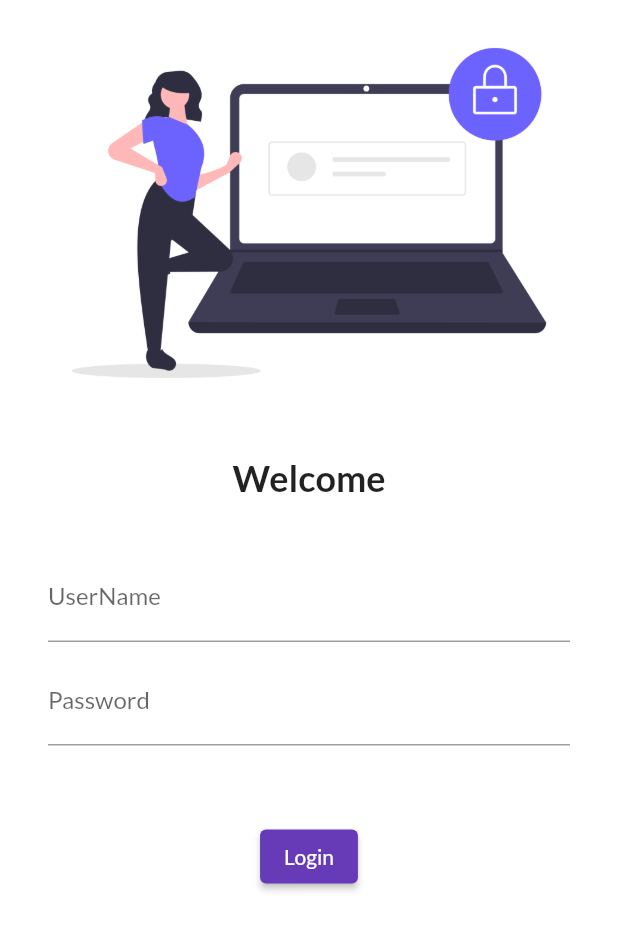
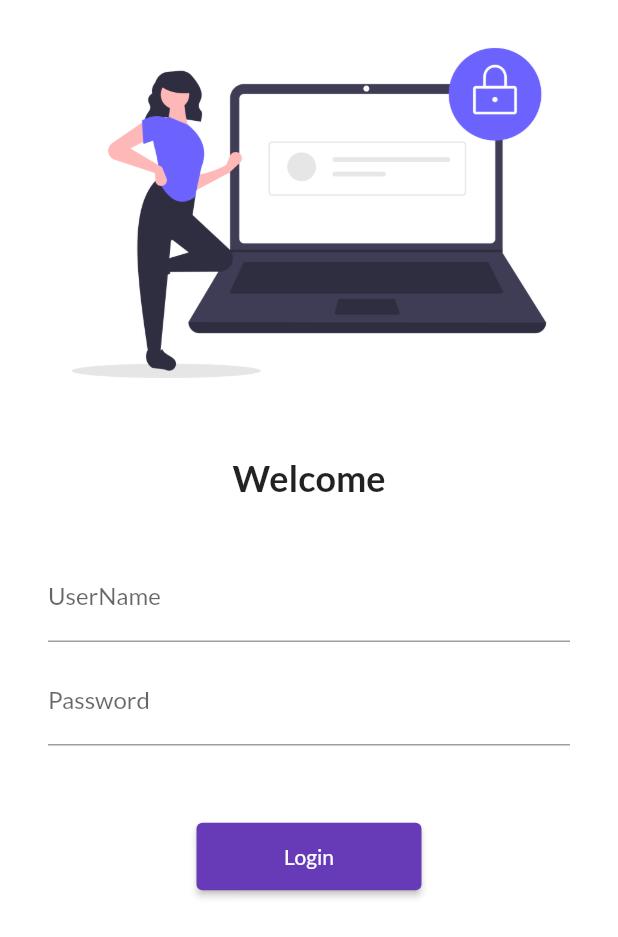
Before and after one commit to Sampreethvr2023/30DaysOfFlutterLearning, a Flutter app: the screen it shows after launch, on a phone screen of 412 x 824 dp. Shown: the top 937 px of the screen. Run offline on Flutter 3.47's test engine with Material 2 defaults, Android fonts, the phone set to English and light mode, and no system bars; our stand-ins replace google_fonts.

Commit message:
Day 5 completed

```diff
--- a/lib/main.dart
+++ b/lib/main.dart
@@ -1,6 +1,7 @@
 import 'package:flutter/material.dart';
 import 'package:flutter_catalog/pages/home_page.dart';
 import 'package:flutter_catalog/pages/login_page.dart';
+import 'package:flutter_catalog/utils/routes.dart';
 import 'package:google_fonts/google_fonts.dart';
 
 void main() {
@@ -23,9 +24,9 @@ class MyApp extends StatelessWidget {
       ),
       routes: {
         "/": (context) => LoginPage(),
-        "/home": (context) =>
+        MyRoutes.homeRoute: (context) =>
             HomePage(), //home: HomePage() or this statement, both are same
-        "/login": (context) => LoginPage(),
+        MyRoutes.loginRoute: (context) => LoginPage(),
       },
       // initialRoute: "/home",
     );
--- a/lib/pages/login_page.dart
+++ b/lib/pages/login_page.dart
@@ -1,10 +1,12 @@
 import 'package:flutter/material.dart';
+import 'package:flutter_catalog/utils/routes.dart';
 
 class LoginPage extends StatelessWidget {
   @override
   Widget build(BuildContext context) {
     return Material(
         color: Colors.white,
+        child: SingleChildScrollView(
           child: Column(
             children: [
               Image.asset(
@@ -25,7 +27,8 @@ class LoginPage extends StatelessWidget {
                 height: 20,
               ),
               Padding(
-              padding: const EdgeInsets.symmetric(vertical: 16, horizontal: 32),
+                padding:
+                    const EdgeInsets.symmetric(vertical: 16, horizontal: 32),
                 child: Column(
                   children: [
                     TextFormField(
@@ -48,8 +51,10 @@ class LoginPage extends StatelessWidget {
                       height: 50,
                     ),
                     ElevatedButton(
-                    onPressed: () {},
-                    style: TextButton.styleFrom(),
+                      onPressed: () {
+                        Navigator.pushNamed(context, MyRoutes.homeRoute);
+                      },
+                      style: TextButton.styleFrom(minimumSize: Size(150, 45)),
                       child: Text(
                         "Login",
                       ),
@@ -58,6 +63,7 @@ class LoginPage extends StatelessWidget {
                 ),
               )
             ],
+          ),
         ));
   }
 }
--- /dev/null
+++ b/lib/utils/routes.dart
@@ -0,0 +1,4 @@
+class MyRoutes {
+  static String homeRoute = "/home";
+  static String loginRoute = "/login";
+}
```
Lines whose indentation alone changed are shown as unchanged.
